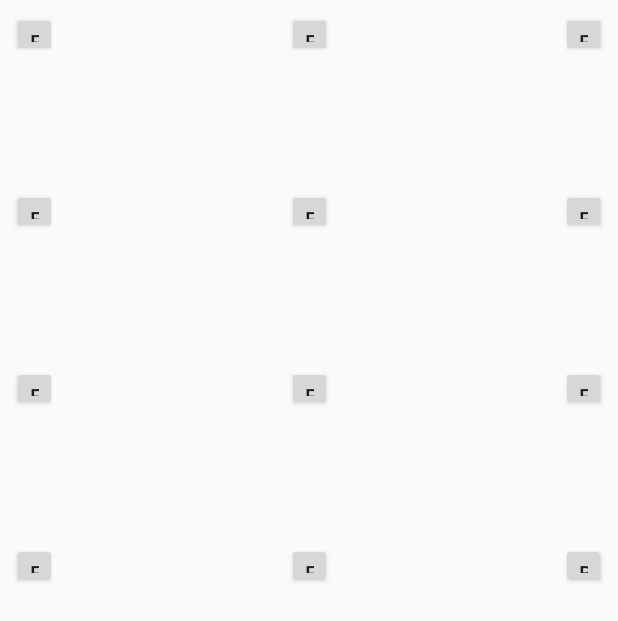
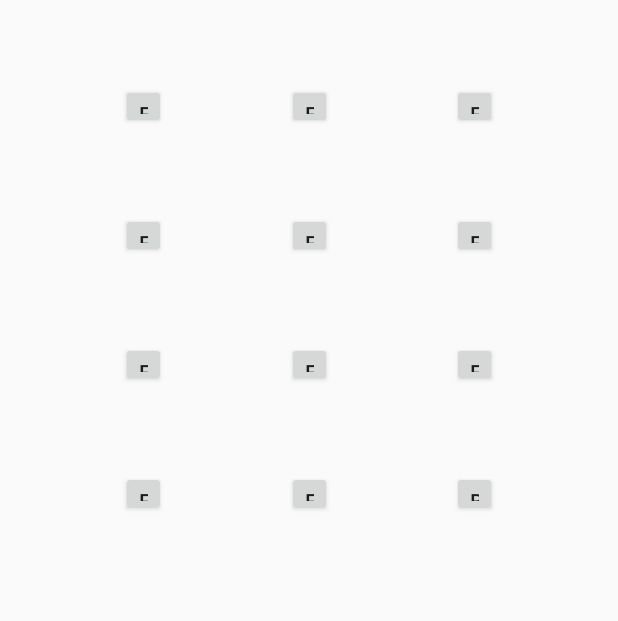
Before and after one commit to travismacdonald/KeyCompanion, an Android app: the layout keys_item.xml on its own in the app's theme, with its tools: preview values and no code run, on a phone screen of 412 x 824 dp. Shown: the top 621 px of the screen. Run offline under Robolectric (Android 15) with nearby library versions, the phone set to English and light mode, and no system bars.

Commit message:
improved key grid

```diff
--- a/app/src/main/res/layout/keys_item.xml
+++ b/app/src/main/res/layout/keys_item.xml
@@ -4,191 +4,168 @@
     android:layout_width="match_parent"
     android:layout_height="@dimen/key_layout_height">
 
+    <!-- Row 1 -->
+
     <Button
-        android:id="@+id/button0"
+        android:id="@+id/r1c1"
         android:layout_width="@dimen/key_button_dims"
         android:layout_height="@dimen/key_button_dims"
-        android:layout_marginStart="8dp"
-        android:layout_marginTop="8dp"
         android:text="Fuck you android studio"
-        app:layout_constraintBottom_toTopOf="@+id/button11"
-        app:layout_constraintEnd_toStartOf="@+id/button9"
+        app:layout_constraintBottom_toTopOf="@+id/r2c1"
+        app:layout_constraintEnd_toStartOf="@+id/r1c2"
         app:layout_constraintHorizontal_bias="0.5"
-        app:layout_constraintHorizontal_chainStyle="spread_inside"
+        app:layout_constraintHorizontal_chainStyle="spread"
         app:layout_constraintStart_toStartOf="parent"
         app:layout_constraintTop_toTopOf="parent"
-        app:layout_constraintVertical_chainStyle="spread_inside" />
+        app:layout_constraintVertical_chainStyle="spread" />
 
     <Button
-        android:id="@+id/button1"
+        android:id="@+id/r1c2"
         android:layout_width="@dimen/key_button_dims"
         android:layout_height="@dimen/key_button_dims"
-        android:layout_marginStart="8dp"
-        android:layout_marginTop="8dp"
-        android:layout_marginEnd="8dp"
-        android:layout_marginBottom="8dp"
+        android:text="Fuck you android studio"
+        app:layout_constraintBottom_toTopOf="@+id/r2c2"
+        app:layout_constraintEnd_toStartOf="@+id/row1c3"
+        app:layout_constraintHorizontal_bias="0.5"
+        app:layout_constraintHorizontal_chainStyle="spread"
+        app:layout_constraintStart_toEndOf="@+id/r1c1"
+        app:layout_constraintTop_toTopOf="parent"
+        app:layout_constraintVertical_chainStyle="spread" />
+
+    <Button
+        android:id="@+id/row1c3"
+        android:layout_width="@dimen/key_button_dims"
+        android:layout_height="@dimen/key_button_dims"
+        android:text="Fuck you android studio"
+        app:layout_constraintBottom_toTopOf="@+id/r2c3"
+        app:layout_constraintEnd_toEndOf="parent"
+        app:layout_constraintHorizontal_bias="0.5"
+        app:layout_constraintHorizontal_chainStyle="spread"
+        app:layout_constraintStart_toEndOf="@+id/r1c2"
+        app:layout_constraintTop_toTopOf="parent"
+        app:layout_constraintVertical_chainStyle="spread" />
+
+    <!-- Row 2 -->
+
+    <Button
+        android:id="@+id/r2c1"
+        android:layout_width="@dimen/key_button_dims"
+        android:layout_height="@dimen/key_button_dims"
+        android:text="Fuck you android studio"
+        app:layout_constraintBottom_toTopOf="@+id/r3c1"
+        app:layout_constraintEnd_toStartOf="@+id/r2c2"
+        app:layout_constraintHorizontal_bias="0.5"
+        app:layout_constraintHorizontal_chainStyle="spread"
+        app:layout_constraintStart_toStartOf="parent"
+        app:layout_constraintTop_toBottomOf="@+id/r1c1"
+        app:layout_constraintVertical_chainStyle="spread" />
+
+    <Button
+        android:id="@+id/r2c2"
+        android:layout_width="@dimen/key_button_dims"
+        android:layout_height="@dimen/key_button_dims"
+        android:text="Fuck you android studio"
+        app:layout_constraintBottom_toTopOf="@+id/r3c2"
+        app:layout_constraintEnd_toStartOf="@+id/r2c3"
+        app:layout_constraintHorizontal_bias="0.5"
+        app:layout_constraintHorizontal_chainStyle="spread"
+        app:layout_constraintStart_toEndOf="@+id/r2c1"
+        app:layout_constraintTop_toBottomOf="@+id/r1c2"
+        app:layout_constraintVertical_chainStyle="spread" />
+
+    <Button
+        android:id="@+id/r2c3"
+        android:layout_width="@dimen/key_button_dims"
+        android:layout_height="@dimen/key_button_dims"
+        android:text="Fuck you android studio"
+        app:layout_constraintBottom_toTopOf="@+id/r3c3"
+        app:layout_constraintEnd_toEndOf="parent"
+        app:layout_constraintHorizontal_bias="0.5"
+        app:layout_constraintHorizontal_chainStyle="spread"
+        app:layout_constraintStart_toEndOf="@+id/r2c2"
+        app:layout_constraintTop_toBottomOf="@+id/row1c3"
+        app:layout_constraintVertical_chainStyle="spread" />
+
+    <!-- Row 3 -->
+
+    <Button
+        android:id="@+id/r3c1"
+        android:layout_width="@dimen/key_button_dims"
+        android:layout_height="@dimen/key_button_dims"
+        android:text="Fuck you android studio"
+        app:layout_constraintBottom_toTopOf="@+id/r4c1"
+        app:layout_constraintEnd_toStartOf="@+id/r3c2"
+        app:layout_constraintHorizontal_bias="0.5"
+        app:layout_constraintHorizontal_chainStyle="spread"
+        app:layout_constraintStart_toStartOf="parent"
+        app:layout_constraintTop_toBottomOf="@+id/r2c1"
+        app:layout_constraintVertical_chainStyle="spread" />
+
+    <Button
+        android:id="@+id/r3c2"
+        android:layout_width="@dimen/key_button_dims"
+        android:layout_height="@dimen/key_button_dims"
+        android:text="Fuck you android studio"
+        app:layout_constraintBottom_toTopOf="@+id/r4c2"
+        app:layout_constraintEnd_toStartOf="@+id/r3c3"
+        app:layout_constraintHorizontal_bias="0.5"
+        app:layout_constraintHorizontal_chainStyle="spread"
+        app:layout_constraintStart_toEndOf="@+id/r3c1"
+        app:layout_constraintTop_toBottomOf="@+id/r2c2"
+        app:layout_constraintVertical_chainStyle="spread" />
+
+    <Button
+        android:id="@+id/r3c3"
+        android:layout_width="@dimen/key_button_dims"
+        android:layout_height="@dimen/key_button_dims"
+        android:text="Fuck you android studio"
+        app:layout_constraintBottom_toTopOf="@+id/r4c3"
+        app:layout_constraintEnd_toEndOf="parent"
+        app:layout_constraintHorizontal_bias="0.5"
+        app:layout_constraintHorizontal_chainStyle="spread"
+        app:layout_constraintStart_toEndOf="@+id/r3c2"
+        app:layout_constraintTop_toBottomOf="@+id/r2c3"
+        app:layout_constraintVertical_chainStyle="spread" />
+
+    <!-- Row 4 -->
+
+    <Button
+        android:id="@+id/r4c1"
+        android:layout_width="@dimen/key_button_dims"
+        android:layout_height="@dimen/key_button_dims"
+        android:text="Fuck you android studio"
+        app:layout_constraintBottom_toBottomOf="parent"
+        app:layout_constraintEnd_toStartOf="@+id/r4c2"
+        app:layout_constraintHorizontal_bias="0.5"
+        app:layout_constraintHorizontal_chainStyle="spread"
+        app:layout_constraintStart_toStartOf="parent"
+        app:layout_constraintTop_toBottomOf="@+id/r3c1"
+        app:layout_constraintVertical_chainStyle="spread" />
+
+    <Button
+        android:id="@+id/r4c2"
+        android:layout_width="@dimen/key_button_dims"
+        android:layout_height="@dimen/key_button_dims"
+        android:text="Fuck you android studio"
+        app:layout_constraintBottom_toBottomOf="parent"
+        app:layout_constraintEnd_toStartOf="@+id/r4c3"
+        app:layout_constraintHorizontal_bias="0.5"
+        app:layout_constraintHorizontal_chainStyle="spread"
+        app:layout_constraintStart_toEndOf="@+id/r4c1"
+        app:layout_constraintTop_toBottomOf="@+id/r3c2"
+        app:layout_constraintVertical_chainStyle="spread" />
+
+    <Button
+        android:id="@+id/r4c3"
+        android:layout_width="@dimen/key_button_dims"
+        android:layout_height="@dimen/key_button_dims"
         android:text="buggy piece of shit"
         app:layout_constraintBottom_toBottomOf="parent"
         app:layout_constraintEnd_toEndOf="parent"
         app:layout_constraintHorizontal_bias="0.5"
-        app:layout_constraintHorizontal_chainStyle="spread_inside"
-        app:layout_constraintStart_toEndOf="@+id/button5"
-        app:layout_constraintTop_toBottomOf="@+id/button3"
-        app:layout_constraintVertical_chainStyle="spread_inside" />
-
-    <Button
-        android:id="@+id/button2"
-        android:layout_width="@dimen/key_button_dims"
-        android:layout_height="@dimen/key_button_dims"
-        android:layout_marginStart="8dp"
-        android:layout_marginTop="8dp"
-        android:layout_marginEnd="8dp"
-        android:text="Fuck you android studio"
-        app:layout_constraintBottom_toTopOf="@+id/button3"
-        app:layout_constraintEnd_toEndOf="parent"
-        app:layout_constraintHorizontal_bias="0.5"
-        app:layout_constraintHorizontal_chainStyle="spread_inside"
-        app:layout_constraintStart_toEndOf="@+id/button10"
-        app:layout_constraintTop_toBottomOf="@+id/button4"
-        app:layout_constraintVertical_chainStyle="spread_inside" />
-
-    <Button
-        android:id="@+id/button3"
-        android:layout_width="@dimen/key_button_dims"
-        android:layout_height="@dimen/key_button_dims"
-        android:layout_marginStart="8dp"
-        android:layout_marginTop="8dp"
-        android:layout_marginEnd="8dp"
-        android:text="Fuck you android studio"
-        app:layout_constraintBottom_toTopOf="@+id/button1"
-        app:layout_constraintEnd_toEndOf="parent"
-        app:layout_constraintHorizontal_bias="0.5"
-        app:layout_constraintHorizontal_chainStyle="spread_inside"
-        app:layout_constraintStart_toEndOf="@+id/button6"
-        app:layout_constraintTop_toBottomOf="@+id/button2"
-        app:layout_constraintVertical_chainStyle="spread_inside" />
-
-    <Button
-        android:id="@+id/button4"
-        android:layout_width="@dimen/key_button_dims"
-        android:layout_height="@dimen/key_button_dims"
-        android:layout_marginStart="8dp"
-        android:layout_marginTop="8dp"
-        android:layout_marginEnd="8dp"
-        android:text="Fuck you android studio"
-        app:layout_constraintBottom_toTopOf="@+id/button2"
-        app:layout_constraintEnd_toEndOf="parent"
-        app:layout_constraintHorizontal_bias="0.5"
-        app:layout_constraintHorizontal_chainStyle="spread_inside"
-        app:layout_constraintStart_toEndOf="@+id/button9"
-        app:layout_constraintTop_toTopOf="parent"
-        app:layout_constraintVertical_chainStyle="spread_inside" />
-
-    <Button
-        android:id="@+id/button5"
-        android:layout_width="@dimen/key_button_dims"
-        android:layout_height="@dimen/key_button_dims"
-        android:layout_marginStart="8dp"
-        android:layout_marginTop="8dp"
-        android:layout_marginBottom="8dp"
-        android:text="Fuck you android studio"
-        app:layout_constraintBottom_toBottomOf="parent"
-        app:layout_constraintEnd_toStartOf="@+id/button1"
-        app:layout_constraintHorizontal_bias="0.5"
-        app:layout_constraintHorizontal_chainStyle="spread_inside"
-        app:layout_constraintStart_toEndOf="@+id/button7"
-        app:layout_constraintTop_toBottomOf="@+id/button6"
-        app:layout_constraintVertical_chainStyle="spread_inside" />
-
-    <Button
-        android:id="@+id/button6"
-        android:layout_width="@dimen/key_button_dims"
-        android:layout_height="@dimen/key_button_dims"
-        android:layout_marginStart="8dp"
-        android:layout_marginTop="8dp"
-        android:text="Fuck you android studio"
-        app:layout_constraintBottom_toTopOf="@+id/button5"
-        app:layout_constraintEnd_toStartOf="@+id/button3"
-        app:layout_constraintHorizontal_bias="0.5"
-        app:layout_constraintHorizontal_chainStyle="spread_inside"
-        app:layout_constraintStart_toEndOf="@+id/button8"
-        app:layout_constraintTop_toBottomOf="@+id/button10"
-        app:layout_constraintVertical_chainStyle="spread_inside" />
-
-    <Button
-        android:id="@+id/button7"
-        android:layout_width="@dimen/key_button_dims"
-        android:layout_height="@dimen/key_button_dims"
-        android:layout_marginStart="8dp"
-        android:layout_marginTop="8dp"
-        android:layout_marginBottom="8dp"
-        android:text="Fuck you android studio"
-        app:layout_constraintBottom_toBottomOf="parent"
-        app:layout_constraintEnd_toStartOf="@+id/button5"
-        app:layout_constraintHorizontal_bias="0.5"
-        app:layout_constraintHorizontal_chainStyle="spread_inside"
-        app:layout_constraintStart_toStartOf="parent"
-        app:layout_constraintTop_toBottomOf="@+id/button8"
-        app:layout_constraintVertical_chainStyle="spread_inside" />
-
-    <Button
-        android:id="@+id/button8"
-        android:layout_width="@dimen/key_button_dims"
-        android:layout_height="@dimen/key_button_dims"
-        android:layout_marginStart="8dp"
-        android:layout_marginTop="8dp"
-        android:text="Fuck you android studio"
-        app:layout_constraintBottom_toTopOf="@+id/button7"
-        app:layout_constraintEnd_toStartOf="@+id/button6"
-        app:layout_constraintHorizontal_bias="0.5"
-        app:layout_constraintHorizontal_chainStyle="spread_inside"
-        app:layout_constraintStart_toStartOf="parent"
-        app:layout_constraintTop_toBottomOf="@+id/button11"
-        app:layout_constraintVertical_chainStyle="spread_inside" />
-
-    <Button
-        android:id="@+id/button9"
-        android:layout_width="@dimen/key_button_dims"
-        android:layout_height="@dimen/key_button_dims"
-        android:layout_marginStart="8dp"
-        android:layout_marginTop="8dp"
-        android:text="Fuck you android studio"
-        app:layout_constraintBottom_toTopOf="@+id/button10"
-        app:layout_constraintEnd_toStartOf="@+id/button4"
-        app:layout_constraintHorizontal_bias="0.5"
-        app:layout_constraintHorizontal_chainStyle="spread_inside"
-        app:layout_constraintStart_toEndOf="@+id/button0"
-        app:layout_constraintTop_toTopOf="parent"
-        app:layout_constraintVertical_chainStyle="spread_inside" />
-
-    <Button
-        android:id="@+id/button10"
-        android:layout_width="@dimen/key_button_dims"
-        android:layout_height="@dimen/key_button_dims"
-        android:layout_marginStart="8dp"
-        android:layout_marginTop="8dp"
-        android:text="Fuck you android studio"
-        app:layout_constraintBottom_toTopOf="@+id/button6"
-        app:layout_constraintEnd_toStartOf="@+id/button2"
-        app:layout_constraintHorizontal_bias="0.5"
-        app:layout_constraintHorizontal_chainStyle="spread_inside"
-        app:layout_constraintStart_toEndOf="@+id/button11"
-        app:layout_constraintTop_toBottomOf="@+id/button9"
-        app:layout_constraintVertical_chainStyle="spread_inside" />
-
-    <Button
-        android:id="@+id/button11"
-        android:layout_width="@dimen/key_button_dims"
-        android:layout_height="@dimen/key_button_dims"
-        android:layout_marginStart="8dp"
-        android:layout_marginTop="8dp"
-        android:text="Fuck you android studio"
-        app:layout_constraintBottom_toTopOf="@+id/button8"
-        app:layout_constraintEnd_toStartOf="@+id/button10"
-        app:layout_constraintHorizontal_bias="0.5"
-        app:layout_constraintHorizontal_chainStyle="spread_inside"
-        app:layout_constraintStart_toStartOf="parent"
-        app:layout_constraintTop_toBottomOf="@+id/button0"
-        app:layout_constraintVertical_chainStyle="spread_inside" />
+        app:layout_constraintHorizontal_chainStyle="spread"
+        app:layout_constraintStart_toEndOf="@+id/r4c2"
+        app:layout_constraintTop_toBottomOf="@+id/r3c3"
+        app:layout_constraintVertical_chainStyle="spread" />
 
 </android.support.constraint.ConstraintLayout>
--- a/app/src/main/res/values/dimens.xml
+++ b/app/src/main/res/values/dimens.xml
@@ -2,4 +2,5 @@
 <resources>
     <dimen name="key_button_dims">30dp</dimen>
     <dimen name="key_layout_height">400dp</dimen>
+    <dimen name="key_spacing">24dp</dimen>
 </resources>
```
